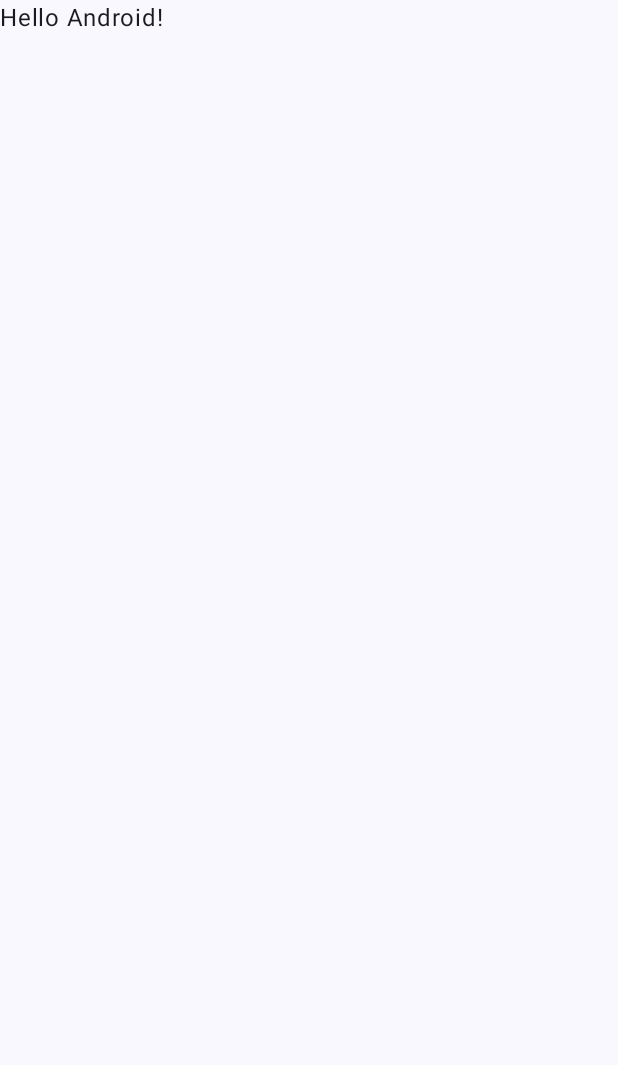
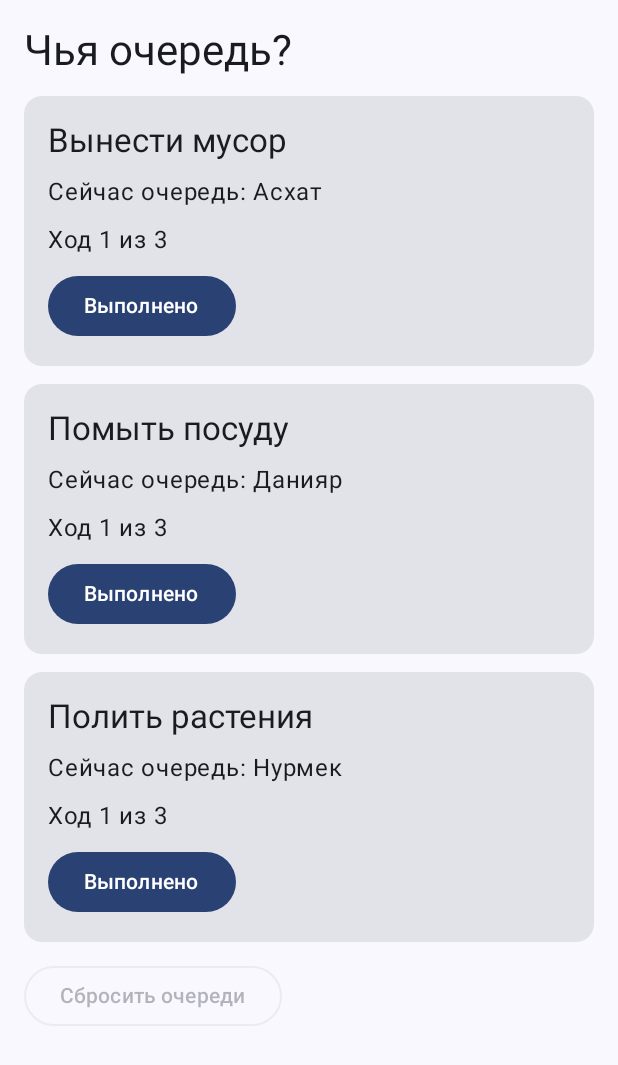
Before and after one commit to tortugichh/WhoseTurn, an Android app built with Jetpack Compose: the screen it shows after launch (MainActivity), on a phone screen of 412 x 824 dp. Before the commit the part shown is almost empty. Shown: the top 1065 px of the screen. Run offline under Robolectric (Android 15) with nearby library versions, the phone set to English and light mode, and no system bars.

Commit message:
connect chore reset to the overview screen

```diff
--- a/app/src/main/java/com/example/project/MainActivity.kt
+++ b/app/src/main/java/com/example/project/MainActivity.kt
@@ -4,25 +4,47 @@ import android.os.Bundle
 import androidx.activity.ComponentActivity
 import androidx.activity.compose.setContent
 import androidx.activity.enableEdgeToEdge
+import androidx.compose.foundation.layout.Arrangement
+import androidx.compose.foundation.layout.Column
+import androidx.compose.foundation.layout.PaddingValues
 import androidx.compose.foundation.layout.fillMaxSize
+import androidx.compose.foundation.layout.fillMaxWidth
 import androidx.compose.foundation.layout.padding
+import androidx.compose.foundation.lazy.LazyColumn
+import androidx.compose.foundation.lazy.items
+import androidx.compose.material3.Button
+import androidx.compose.material3.Card
+import androidx.compose.material3.MaterialTheme
 import androidx.compose.material3.Scaffold
 import androidx.compose.material3.Text
 import androidx.compose.runtime.Composable
+import androidx.compose.runtime.getValue
 import androidx.compose.ui.Modifier
-import androidx.compose.ui.tooling.preview.Preview
+import androidx.compose.ui.res.stringResource
+import androidx.compose.ui.unit.dp
+import androidx.lifecycle.compose.collectAsStateWithLifecycle
+import androidx.lifecycle.viewmodel.compose.viewModel
+import com.example.project.chores.Chore
+import com.example.project.chores.ChoresViewModel
+import com.example.project.chores.ui.ResetChoresButton
 import com.example.project.ui.theme.ProjectTheme
 
 class MainActivity : ComponentActivity() {
     override fun onCreate(savedInstanceState: Bundle?) {
         super.onCreate(savedInstanceState)
         enableEdgeToEdge()
+
         setContent {
             ProjectTheme {
+                val choresViewModel: ChoresViewModel = viewModel()
+                val chores by choresViewModel.chores.collectAsStateWithLifecycle()
+
                 Scaffold(modifier = Modifier.fillMaxSize()) { innerPadding ->
-                    Greeting(
-                        name = "Android",
-                        modifier = Modifier.padding(innerPadding)
+                    ChoresOverview(
+                        chores = chores,
+                        onComplete = choresViewModel::complete,
+                        onReset = choresViewModel::resetChores,
+                        modifier = Modifier.padding(innerPadding),
                     )
                 }
             }
@@ -31,17 +53,50 @@ class MainActivity : ComponentActivity() {
 }
 
 @Composable
-fun Greeting(name: String, modifier: Modifier = Modifier) {
-    Text(
-        text = "Hello $name!",
-        modifier = modifier
-    )
-}
+private fun ChoresOverview(
+    chores: List<Chore>,
+    onComplete: (String) -> Unit,
+    onReset: () -> Unit,
+    modifier: Modifier = Modifier,
+) {
+    LazyColumn(
+        modifier = modifier.fillMaxSize(),
+        contentPadding = PaddingValues(16.dp),
+        verticalArrangement = Arrangement.spacedBy(12.dp),
+    ) {
+        item {
+            Text(
+                text = stringResource(R.string.chores_home_title),
+                style = MaterialTheme.typography.headlineMedium,
+            )
+        }
 
-@Preview(showBackground = true)
-@Composable
-fun GreetingPreview() {
-    ProjectTheme {
-        Greeting("Android")
+        items(chores, key = { it.id }) { chore ->
+            Card(modifier = Modifier.fillMaxWidth()) {
+                Column(
+                    modifier = Modifier.padding(16.dp),
+                    verticalArrangement = Arrangement.spacedBy(8.dp),
+                ) {
+                    Text(chore.title, style = MaterialTheme.typography.titleLarge)
+                    Text(stringResource(R.string.chore_current_assignee, chore.currentParticipant))
+                    Text(stringResource(R.string.chore_turn_position, chore.turnNumber, chore.participants.size))
+
+                    chore.lastCompletedBy?.let { name ->
+                        Text(stringResource(R.string.chore_last_completed_by, name))
+                    }
+
+                    Button(onClick = { onComplete(chore.id) }) {
+                        Text(stringResource(R.string.chore_complete))
+                    }
+                }
+            }
+        }
+
+        item {
+            ResetChoresButton(
+                enabled = chores.any { it.lastCompletedBy != null },
+                onReset = onReset,
+            )
+        }
     }
 }
--- /dev/null
+++ b/app/src/main/java/com/example/project/chores/ui/ResetChoresButton.kt
@@ -0,0 +1,51 @@
+package com.example.project.chores.ui
+
+import androidx.compose.material3.AlertDialog
+import androidx.compose.material3.OutlinedButton
+import androidx.compose.material3.Text
+import androidx.compose.material3.TextButton
+import androidx.compose.runtime.Composable
+import androidx.compose.runtime.getValue
+import androidx.compose.runtime.mutableStateOf
+import androidx.compose.runtime.saveable.rememberSaveable
+import androidx.compose.runtime.setValue
+import androidx.compose.ui.res.stringResource
+import com.example.project.R
+
+@Composable
+fun ResetChoresButton(
+    enabled: Boolean,
+    onReset: () -> Unit,
+) {
+    var showConfirmation by rememberSaveable { mutableStateOf(false) }
+
+    OutlinedButton(
+        onClick = { showConfirmation = true },
+        enabled = enabled,
+    ) {
+        Text(stringResource(R.string.chores_reset_action))
+    }
+
+    if (showConfirmation) {
+        AlertDialog(
+            onDismissRequest = { showConfirmation = false },
+            title = { Text(stringResource(R.string.chores_reset_title)) },
+            text = { Text(stringResource(R.string.chores_reset_description)) },
+            confirmButton = {
+                TextButton(
+                    onClick = {
+                        showConfirmation = false
+                        onReset()
+                    },
+                ) {
+                    Text(stringResource(R.string.chores_reset_confirm))
+                }
+            },
+            dismissButton = {
+                TextButton(onClick = { showConfirmation = false }) {
+                    Text(stringResource(R.string.chores_reset_cancel))
+                }
+            },
+        )
+    }
+}
--- a/app/src/main/res/values/strings.xml
+++ b/app/src/main/res/values/strings.xml
@@ -1,3 +1,13 @@
 <resources>
     <string name="app_name">Project</string>
+    <string name="chores_home_title">Чья очередь?</string>
+    <string name="chore_current_assignee">Сейчас очередь: %1$s</string>
+    <string name="chore_turn_position">Ход %1$d из %2$d</string>
+    <string name="chore_last_completed_by">Последний исполнитель: %1$s</string>
+    <string name="chore_complete">Выполнено</string>
+    <string name="chores_reset_action">Сбросить очереди</string>
+    <string name="chores_reset_title">Сбросить все очереди?</string>
+    <string name="chores_reset_description">В каждом деле очередь вернётся к первому участнику. Отметки о последнем выполнении будут удалены.</string>
+    <string name="chores_reset_confirm">Сбросить</string>
+    <string name="chores_reset_cancel">Отмена</string>
 </resources>
```
